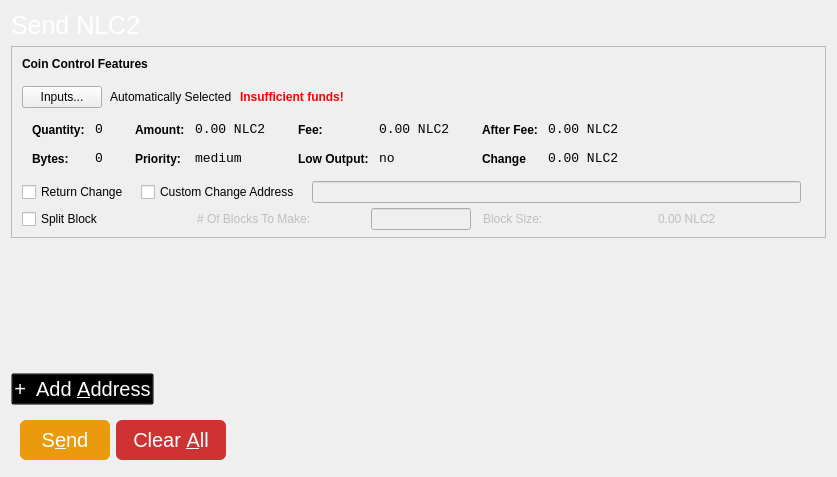
The window that src/qt/forms/sendcoinsdialog.ui (NoLimitCoin/NoLimitCoin-Core) describes before a commit, drawn with Qt 5.
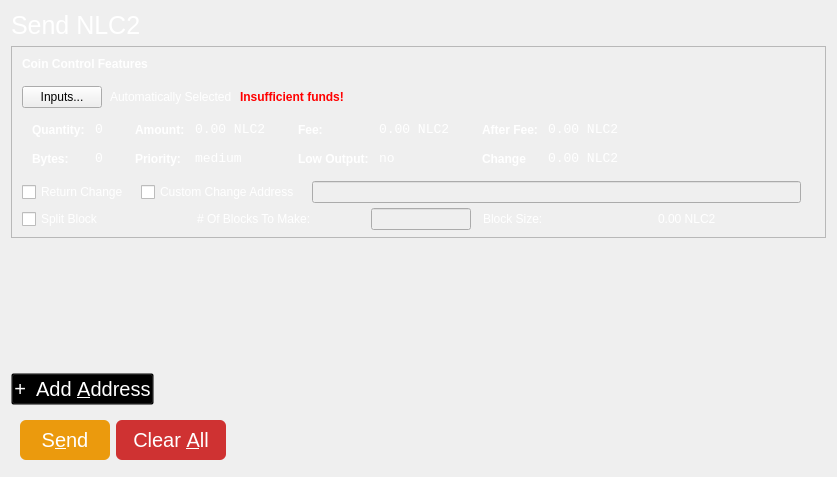
The same window after the commit.

Commit message: fixing designs for coin control features

The edit to the form file:
```diff
--- a/src/qt/forms/sendcoinsdialog.ui
+++ b/src/qt/forms/sendcoinsdialog.ui
@@ -96,7 +96,8 @@
              </font>
             </property>
             <property name="styleSheet">
-             <string notr="true">font-weight:bold;</string>
+             <string notr="true">font-weight:bold;
+color: white;</string>
             </property>
             <property name="text">
              <string>Coin Control Features</string>
@@ -125,6 +126,9 @@
           </item>
           <item>
            <widget class="QLabel" name="labelCoinControlAutomaticallySelected">
+            <property name="styleSheet">
+             <string notr="true">color: white;</string>
+            </property>
             <property name="text">
              <string>Automatically Selected</string>
             </property>
@@ -228,7 +232,8 @@
                <item row="0" column="0">
                 <widget class="QLabel" name="labelCoinControlQuantityText">
                  <property name="styleSheet">
-                  <string notr="true">font-weight:bold;</string>
+                  <string notr="true">color: white;
+font-weight:bold;</string>
                  </property>
                  <property name="text">
                   <string>Quantity:</string>
@@ -252,6 +257,9 @@
                  <property name="contextMenuPolicy">
                   <enum>Qt::ActionsContextMenu</enum>
                  </property>
+                 <property name="styleSheet">
+                  <string notr="true">color: white;</string>
+                 </property>
                  <property name="text">
                   <string>0</string>
                  </property>
@@ -266,7 +274,8 @@
                <item row="1" column="0">
                 <widget class="QLabel" name="labelCoinControlBytesText">
                  <property name="styleSheet">
-                  <string notr="true">font-weight:bold;</string>
+                  <string notr="true">color: white;
+font-weight:bold;</string>
                  </property>
                  <property name="text">
                   <string>Bytes:</string>
@@ -287,6 +296,9 @@
                  <property name="contextMenuPolicy">
                   <enum>Qt::ActionsContextMenu</enum>
                  </property>
+                 <property name="styleSheet">
+                  <string notr="true">color: white;</string>
+                 </property>
                  <property name="text">
                   <string>0</string>
                  </property>
@@ -317,7 +329,8 @@
                <item row="0" column="0">
                 <widget class="QLabel" name="labelCoinControlAmountText">
                  <property name="styleSheet">
-                  <string notr="true">font-weight:bold;</string>
+                  <string notr="true">font-weight:bold;
+color: white;</string>
                  </property>
                  <property name="text">
                   <string>Amount:</string>
@@ -341,6 +354,9 @@
                  <property name="contextMenuPolicy">
                   <enum>Qt::ActionsContextMenu</enum>
                  </property>
+                 <property name="styleSheet">
+                  <string notr="true">color: white;</string>
+                 </property>
                  <property name="text">
                   <string>0.00 NLC2</string>
                  </property>
@@ -352,7 +368,8 @@
                <item row="1" column="0">
                 <widget class="QLabel" name="labelCoinControlPriorityText">
                  <property name="styleSheet">
-                  <string notr="true">font-weight:bold;</string>
+                  <string notr="true">color: white;
+font-weight:bold;</string>
                  </property>
                  <property name="text">
                   <string>Priority:</string>
@@ -373,6 +390,9 @@
                  <property name="contextMenuPolicy">
                   <enum>Qt::ActionsContextMenu</enum>
                  </property>
+                 <property name="styleSheet">
+                  <string notr="true">color: white;</string>
+                 </property>
                  <property name="text">
                   <string>medium</string>
                  </property>
@@ -403,7 +423,8 @@
                <item row="0" column="0">
                 <widget class="QLabel" name="labelCoinControlFeeText">
                  <property name="styleSheet">
-                  <string notr="true">font-weight:bold;</string>
+                  <string notr="true">color: white;
+font-weight:bold;</string>
                  </property>
                  <property name="text">
                   <string>Fee:</string>
@@ -427,6 +448,9 @@
                  <property name="contextMenuPolicy">
                   <enum>Qt::ActionsContextMenu</enum>
                  </property>
+                 <property name="styleSheet">
+                  <string notr="true">color: white;</string>
+                 </property>
                  <property name="text">
                   <string>0.00 NLC2</string>
                  </property>
@@ -438,7 +462,8 @@
                <item row="1" column="0">
                 <widget class="QLabel" name="labelCoinControlLowOutputText">
                  <property name="styleSheet">
-                  <string notr="true">font-weight:bold;</string>
+                  <string notr="true">color: white;
+font-weight:bold;</string>
                  </property>
                  <property name="text">
                   <string>Low Output:</string>
@@ -459,6 +484,9 @@
                  <property name="contextMenuPolicy">
                   <enum>Qt::ActionsContextMenu</enum>
                  </property>
+                 <property name="styleSheet">
+                  <string notr="true">color: white;</string>
+                 </property>
                  <property name="text">
                   <string>no</string>
                  </property>
@@ -492,7 +520,8 @@
                <item row="0" column="0">
                 <widget class="QLabel" name="labelCoinControlAfterFeeText">
                  <property name="styleSheet">
-                  <string notr="true">font-weight:bold;</string>
+                  <string notr="true">color: white;
+font-weight:bold;</string>
                  </property>
                  <property name="text">
                   <string>After Fee:</string>
@@ -516,6 +545,9 @@
                  <property name="contextMenuPolicy">
                   <enum>Qt::ActionsContextMenu</enum>
                  </property>
+                 <property name="styleSheet">
+                  <string notr="true">color: white;</string>
+                 </property>
                  <property name="text">
                   <string>0.00 NLC2</string>
                  </property>
@@ -527,7 +559,8 @@
                <item row="1" column="0">
                 <widget class="QLabel" name="labelCoinControlChangeText">
                  <property name="styleSheet">
-                  <string notr="true">font-weight:bold;</string>
+                  <string notr="true">color: white;
+font-weight:bold;</string>
                  </property>
                  <property name="text">
                   <string>Change</string>
@@ -548,6 +581,9 @@
                  <property name="contextMenuPolicy">
                   <enum>Qt::ActionsContextMenu</enum>
                  </property>
+                 <property name="styleSheet">
+                  <string notr="true">color: white;</string>
+                 </property>
                  <property name="text">
                   <string>0.00 NLC2</string>
                  </property>
@@ -579,6 +615,9 @@
           </property>
           <item>
            <widget class="QCheckBox" name="returnChangeCheckBox">
+            <property name="styleSheet">
+             <string notr="true">color: white;</string>
+            </property>
             <property name="text">
              <string>Return Change</string>
             </property>
@@ -586,6 +625,9 @@
           </item>
           <item>
            <widget class="QCheckBox" name="checkBoxCoinControlChange">
+            <property name="styleSheet">
+             <string notr="true">color: white;</string>
+            </property>
             <property name="text">
              <string>Custom Change Address</string>
             </property>
@@ -644,6 +686,9 @@
           </property>
           <item>
            <widget class="QCheckBox" name="splitBlockCheckBox">
+            <property name="styleSheet">
+             <string notr="true">color: white;</string>
+            </property>
             <property name="text">
              <string>Split Block</string>
             </property>
@@ -654,6 +699,9 @@
             <property name="enabled">
              <bool>false</bool>
             </property>
+            <property name="styleSheet">
+             <string notr="true">color: white;</string>
+            </property>
             <property name="text">
              <string># Of Blocks To Make:</string>
             </property>
@@ -683,6 +731,9 @@
             <property name="enabled">
              <bool>false</bool>
             </property>
+            <property name="styleSheet">
+             <string notr="true">color: white;</string>
+            </property>
             <property name="text">
              <string>Block Size:</string>
             </property>
@@ -693,6 +744,9 @@
             <property name="enabled">
              <bool>false</bool>
             </property>
+            <property name="styleSheet">
+             <string notr="true">color: white;</string>
+            </property>
             <property name="text">
              <string>0.00 NLC2</string>
             </property>
```
The commit also changes 1 other file.
